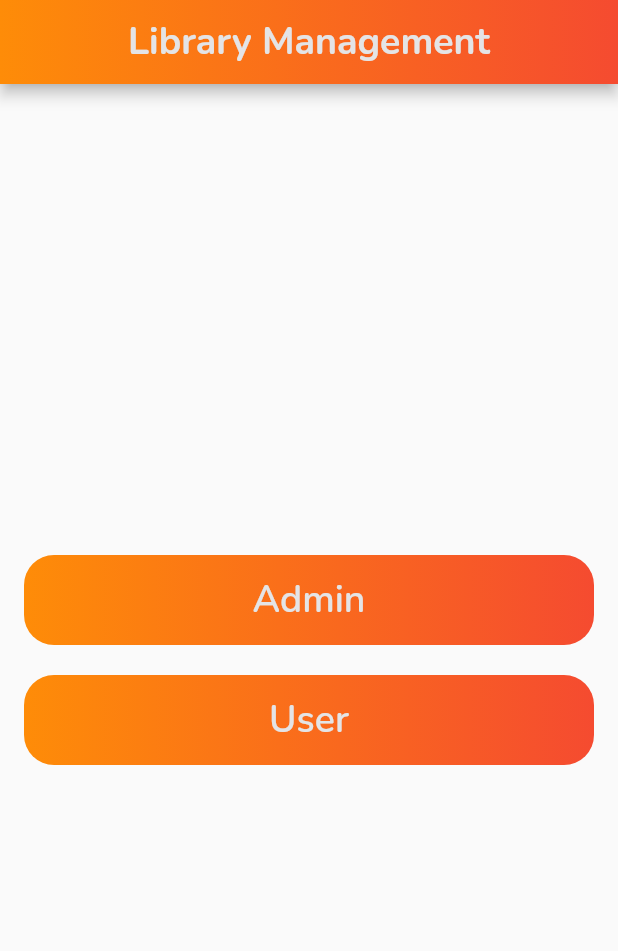
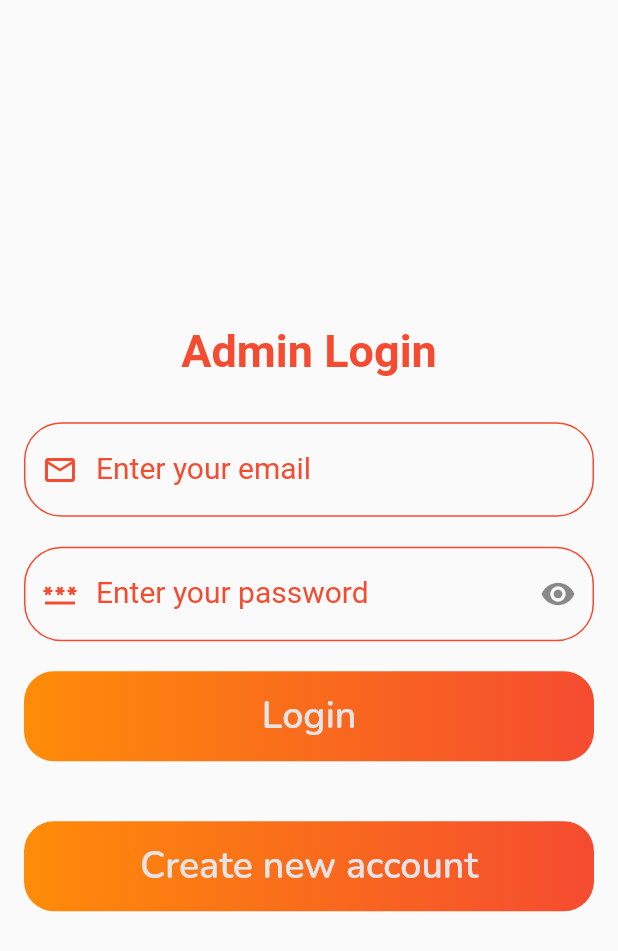
Before and after one commit to Tofazzal-2443/Library-Management, a Flutter app: the screen it shows after launch, on a phone screen of 412 x 824 dp. Shown: the top 951 px of the screen. Run offline on Flutter 3.47's test engine with Material 2 defaults, Android fonts, the phone set to English and light mode, and no system bars; our stand-ins replace google_fonts, new_gradient_app_bar.

Commit message:
login Page design

```diff
--- a/lib/custom_widgets/texts_and_color.dart
+++ b/lib/custom_widgets/texts_and_color.dart
@@ -12,6 +12,7 @@ myStyle(double size, [Color? clr, FontWeight? fw]) {
 const Color textClrLight = Color(0xffE4E4E6);
 const Color textClrDark = Color(0xff8A8A8E);
 const Color buttonC = Color(0xffFE8C08);
+const Color clrText = Color(0xffF54B30);
 const LinearGradient buttonClr = LinearGradient(
   colors: [
     Color(0xffFE8C08),
--- a/lib/main.dart
+++ b/lib/main.dart
@@ -1,4 +1,5 @@
 import 'package:flutter/material.dart';
+import 'package:library_management/pages/admin/login_page.dart';
 import 'package:library_management/pages/home__page.dart';
 
 void main() {
@@ -15,18 +16,10 @@ class MyApp extends StatelessWidget {
       debugShowCheckedModeBanner: false,
       title: 'Flutter Demo',
       theme: ThemeData(
-        // This is the theme of your application.
-        //
-        // Try running your application with "flutter run". You'll see the
-        // application has a blue toolbar. Then, without quitting the app, try
-        // changing the primarySwatch below to Colors.green and then invoke
-        // "hot reload" (press "r" in the console where you ran "flutter run",
-        // or simply save your changes to "hot reload" in a Flutter IDE).
-        // Notice that the counter didn't reset back to zero; the application
-        // is not restarted.
+
         primarySwatch: Colors.blue,
       ),
-      home: HomePage(),
+      home: LoginPage(),
     );
   }
 }
--- /dev/null
+++ b/lib/pages/admin/login_page.dart
@@ -0,0 +1,160 @@
+import 'package:flutter/material.dart';
+import 'package:library_management/custom_widgets/common_button.dart';
+import 'package:library_management/custom_widgets/texts_and_color.dart';
+
+class LoginPage extends StatelessWidget {
+  final emailController = TextEditingController();
+  final passwordController = TextEditingController();
+  final _formKey = GlobalKey();
+  bool _isObsecure = true;
+
+  @override
+  Widget build(BuildContext context) {
+    return Scaffold(
+      body: Padding(
+        padding: const EdgeInsets.all(16),
+        child: Center(
+          child: Column(
+            mainAxisAlignment: MainAxisAlignment.center,
+            children: [
+              Text(
+                "Admin Login",
+                style: TextStyle(
+                  fontSize: 30,
+                  color: clrText,
+                  fontWeight: FontWeight.bold,
+                ),
+              ),
+              SizedBox(
+                height: 30,
+              ),
+              Form(
+                key: _formKey,
+                child: Column(
+                  children: [
+                    //********* Email Text field
+                    TextFormField(
+                      validator: (value) {
+                        // Check if this field is empty
+                        if (value == null || value.isEmpty) {
+                          return 'This field is required';
+                        }
+
+                        // using regular expression
+                        if (!RegExp(r'\S+@\S+\.\S+').hasMatch(value)) {
+                          return "Please enter a valid email address";
+                        }
+
+                        // the email is valid
+                        return null;
+                      },
+                      style: TextStyle(
+                        fontSize: 20,
+                      ),
+                      decoration: InputDecoration(
+                        enabledBorder: OutlineInputBorder(
+                          borderRadius: BorderRadius.circular(25),
+                          borderSide: BorderSide(
+                            color: clrText,
+                          ),
+                        ),
+                        focusedBorder: OutlineInputBorder(
+                          borderRadius: BorderRadius.circular(25),
+                          borderSide: BorderSide(
+                            color: clrText,
+                          ),
+                        ),
+                        errorBorder: OutlineInputBorder(
+                          borderRadius: BorderRadius.circular(25),
+                          borderSide: BorderSide(
+                            color: clrText,
+                          ),
+                        ),
+                        focusedErrorBorder: OutlineInputBorder(
+                          borderRadius: BorderRadius.circular(25),
+                          borderSide: BorderSide(
+                            color: Colors.red,
+                          ),
+                        ),
+                        errorStyle: TextStyle(color: Colors.redAccent),
+                        hintText: "Enter your email",
+                        labelText: "Enter your email",
+                        labelStyle: TextStyle(
+                          color: clrText,
+                        ),
+                        prefixIcon: Icon(
+                          Icons.email_outlined,
+                          color: clrText,
+                        ),
+                      ),
+                    ),
+                    SizedBox(
+                      height: 20,
+                    ),
+
+                    //********* password Text field
+                    TextFormField(
+                      style: TextStyle(
+                        fontSize: 20,
+                      ),
+                      decoration: InputDecoration(
+                        enabledBorder: OutlineInputBorder(
+                          borderRadius: BorderRadius.circular(25),
+                          borderSide: BorderSide(
+                            color: clrText,
+                          ),
+                        ),
+                        focusedBorder: OutlineInputBorder(
+                          borderRadius: BorderRadius.circular(25),
+                          borderSide: BorderSide(
+                            color: clrText,
+                          ),
+                        ),
+                        errorBorder: OutlineInputBorder(
+                          borderRadius: BorderRadius.circular(25),
+                          borderSide: BorderSide(
+                            color: clrText,
+                          ),
+                        ),
+                        focusedErrorBorder: OutlineInputBorder(
+                          borderRadius: BorderRadius.circular(25),
+                          borderSide: BorderSide(
+                            color: Colors.red,
+                          ),
+                        ),
+                        errorStyle: TextStyle(color: Colors.redAccent),
+                        hintText: "Enter your password",
+                        labelText: "Enter your password",
+                        labelStyle: TextStyle(
+                          color: clrText,
+                        ),
+                        prefixIcon: Icon(
+                          Icons.password,
+                          color: clrText,
+                        ),
+                        suffixIcon: Icon(_isObsecure
+                            ? Icons.visibility
+                            : Icons.visibility_off),
+                      ),
+                    ),
+                    SizedBox(height: 20,),
+                    CommonButton(
+                      text: "Login",
+                      onTap: () {},
+                    ),
+                    SizedBox(height: 40,),
+                    CommonButton(
+                      text: "Create new account",
+                      onTap: () {},
+                    ),
+
+                  ],
+                ),
+              ),
+            ],
+          ),
+        ),
+      ),
+    );
+  }
+}
--- a/lib/pages/home__page.dart
+++ b/lib/pages/home__page.dart
@@ -37,6 +37,7 @@ class HomePage extends StatelessWidget {
                 onTap: (){},
               ),
               SizedBox(height: 20,),
+
               CommonButton(
                 text: "User",
                 onTap: (){},
```
